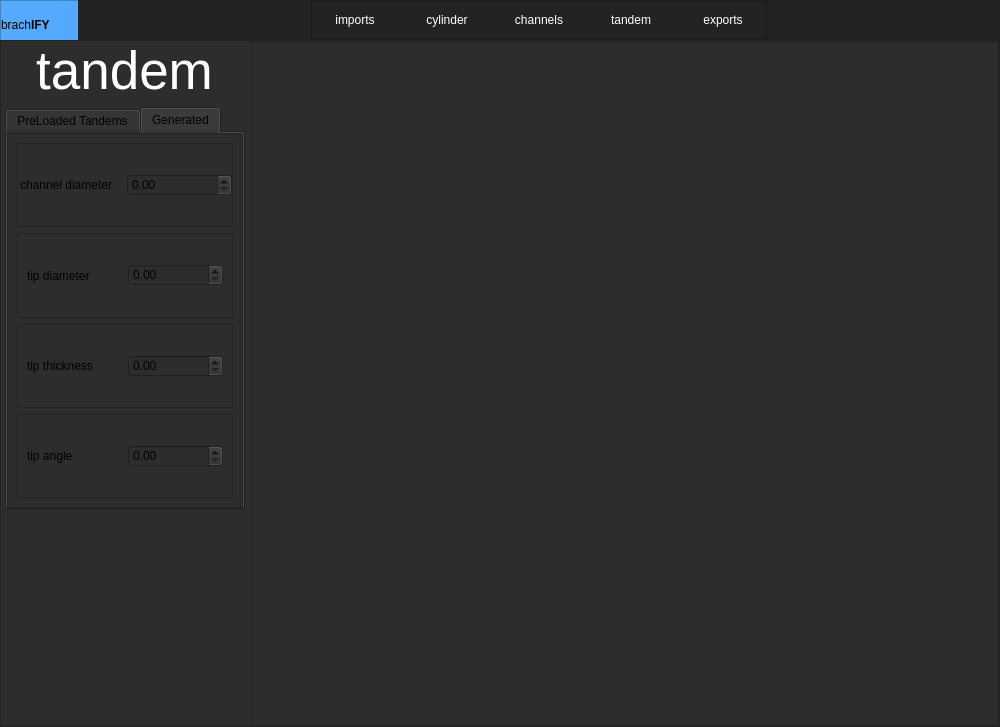
Old version of the form src/Presentation/MainWindow/ui_main.ui in the repository nsmela/brachify.
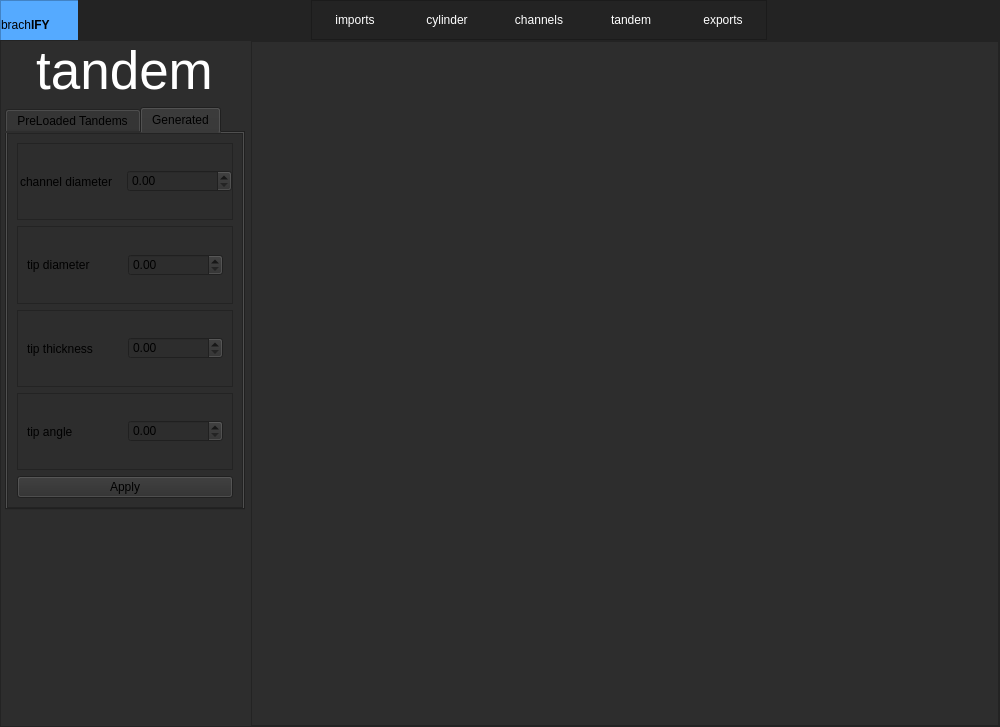
New version of the form. The open tabs and pages were chosen to show the change.

Commit message: workignt o implement tandem custom

Diff of the .ui file:
```diff
--- a/src/Presentation/MainWindow/ui_main.ui
+++ b/src/Presentation/MainWindow/ui_main.ui
@@ -1153,6 +1153,13 @@
                        </layout>
                       </widget>
                      </item>
+                     <item>
+                      <widget class="QPushButton" name="btn_tandem_apply">
+                       <property name="text">
+                        <string>Apply</string>
+                       </property>
+                      </widget>
+                     </item>
                     </layout>
                    </widget>
                   </item>
```
Left out of the diff: 2 changed lines with no effect on the pictures. The commit also changes 4 other files.
